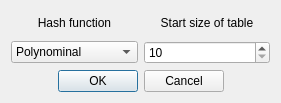
Above: 2/4hw/1/settingsWidget.ui from shurik111333/homework before the change. Below: the same form after it.
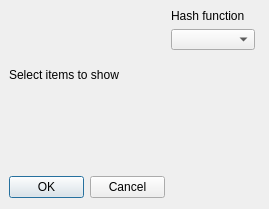
That is the form after the change.

Commit message: 1. Create class settings that contains all data and settings. 2. Remove all functionality from widgets. 3. Implement linear hash. 4. Rename variables in hashmap

Patch:
```diff
--- a/2/4hw/1/settingsWidget.ui
+++ b/2/4hw/1/settingsWidget.ui
@@ -6,8 +6,8 @@
    <rect>
     <x>0</x>
     <y>0</y>
-    <width>281</width>
-    <height>103</height>
+    <width>269</width>
+    <height>209</height>
    </rect>
   </property>
   <property name="sizePolicy">
@@ -18,79 +18,88 @@
   </property>
   <property name="minimumSize">
    <size>
-    <width>281</width>
-    <height>103</height>
-   </size>
-  </property>
-  <property name="maximumSize">
-   <size>
-    <width>281</width>
-    <height>103</height>
+    <width>269</width>
+    <height>209</height>
    </size>
   </property>
   <property name="windowTitle">
    <string>Form</string>
   </property>
-  <layout class="QVBoxLayout" name="verticalLayout">
-   <item>
-    <layout class="QGridLayout" name="gridLayout">
-     <item row="0" column="0">
-      <widget class="QLabel" name="labelHash">
-       <property name="text">
-        <string>Hash function</string>
-       </property>
-       <property name="alignment">
-        <set>Qt::AlignCenter</set>
-       </property>
-      </widget>
-     </item>
-     <item row="0" column="1">
-      <widget class="QLabel" name="labelMinSize">
-       <property name="text">
-        <string>Start size of table</string>
-       </property>
-       <property name="alignment">
-        <set>Qt::AlignCenter</set>
-       </property>
-      </widget>
-     </item>
-     <item row="1" column="0">
-      <widget class="QComboBox" name="boxHash">
-       <item>
-        <property name="text">
-         <string>Polynominal</string>
-        </property>
-       </item>
-       <item>
-        <property name="text">
-         <string>Linear</string>
-        </property>
-       </item>
-      </widget>
-     </item>
-     <item row="1" column="1">
-      <widget class="QSpinBox" name="boxSize">
-       <property name="minimum">
-        <number>10</number>
-       </property>
-       <property name="maximum">
-        <number>10000</number>
-       </property>
-      </widget>
-     </item>
-    </layout>
-   </item>
-   <item>
-    <widget class="QDialogButtonBox" name="buttonsExit">
-     <property name="standardButtons">
-      <set>QDialogButtonBox::Cancel|QDialogButtonBox::Ok</set>
-     </property>
-     <property name="centerButtons">
-      <bool>true</bool>
-     </property>
-    </widget>
-   </item>
-  </layout>
+  <widget class="QDialogButtonBox" name="buttonsExit">
+   <property name="geometry">
+    <rect>
+     <x>9</x>
+     <y>176</y>
+     <width>156</width>
+     <height>23</height>
+    </rect>
+   </property>
+   <property name="sizePolicy">
+    <sizepolicy hsizetype="Maximum" vsizetype="Expanding">
+     <horstretch>0</horstretch>
+     <verstretch>0</verstretch>
+    </sizepolicy>
+   </property>
+   <property name="standardButtons">
+    <set>QDialogButtonBox::Cancel|QDialogButtonBox::Ok</set>
+   </property>
+   <property name="centerButtons">
+    <bool>true</bool>
+   </property>
+  </widget>
+  <widget class="QWidget" name="">
+   <property name="geometry">
+    <rect>
+     <x>9</x>
+     <y>9</y>
+     <width>146</width>
+     <height>132</height>
+    </rect>
+   </property>
+   <layout class="QVBoxLayout" name="layoutItemsToShow">
+    <item>
+     <widget class="QLabel" name="labelItems">
+      <property name="sizePolicy">
+       <sizepolicy hsizetype="Minimum" vsizetype="Maximum">
+        <horstretch>0</horstretch>
+        <verstretch>0</verstretch>
+       </sizepolicy>
+      </property>
+      <property name="text">
+       <string>Select items to show</string>
+      </property>
+     </widget>
+    </item>
+    <item>
+     <layout class="QVBoxLayout" name="layoutCheckBoxToShow"/>
+    </item>
+   </layout>
+  </widget>
+  <widget class="QWidget" name="">
+   <property name="geometry">
+    <rect>
+     <x>171</x>
+     <y>9</y>
+     <width>84</width>
+     <height>41</height>
+    </rect>
+   </property>
+   <layout class="QVBoxLayout" name="layoutHash">
+    <item>
+     <widget class="QLabel" name="labelHash">
+      <property name="text">
+       <string>Hash function</string>
+      </property>
+      <property name="alignment">
+       <set>Qt::AlignLeading|Qt::AlignLeft|Qt::AlignVCenter</set>
+      </property>
+     </widget>
+    </item>
+    <item>
+     <widget class="QComboBox" name="boxHash"/>
+    </item>
+   </layout>
+  </widget>
  </widget>
  <resources/>
  <connections/>
```
Left out of the diff: 2 changed lines with no effect on the pictures. The commit also changes 14 other files.
